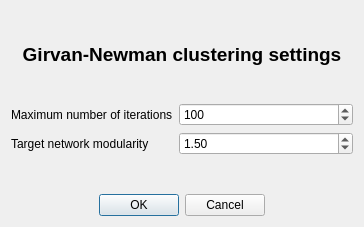
Qt form MAD_II/app/NetworkWizard/girvan_newman_dialog.ui (theazgra/dataAnalysisCourse) before a commit.
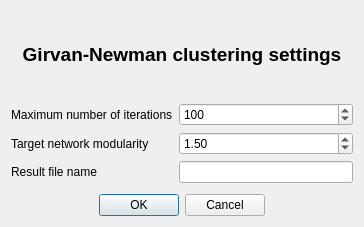
The same form after that commit.

```diff
--- a/MAD_II/app/NetworkWizard/girvan_newman_dialog.ui
+++ b/MAD_II/app/NetworkWizard/girvan_newman_dialog.ui
@@ -79,6 +79,16 @@
        </property>
       </widget>
      </item>
+     <item row="2" column="1">
+      <widget class="QLineEdit" name="tbFileName"/>
+     </item>
+     <item row="2" column="0">
+      <widget class="QLabel" name="label_4">
+       <property name="text">
+        <string>Result file name</string>
+       </property>
+      </widget>
+     </item>
     </layout>
    </item>
    <item>
```
